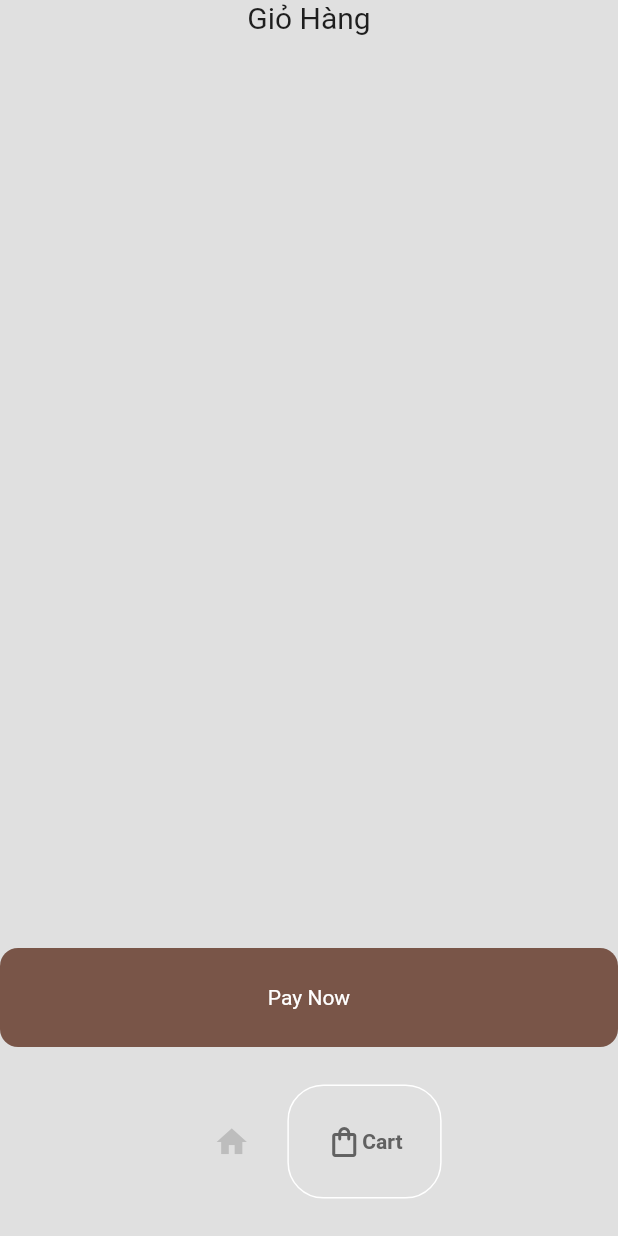
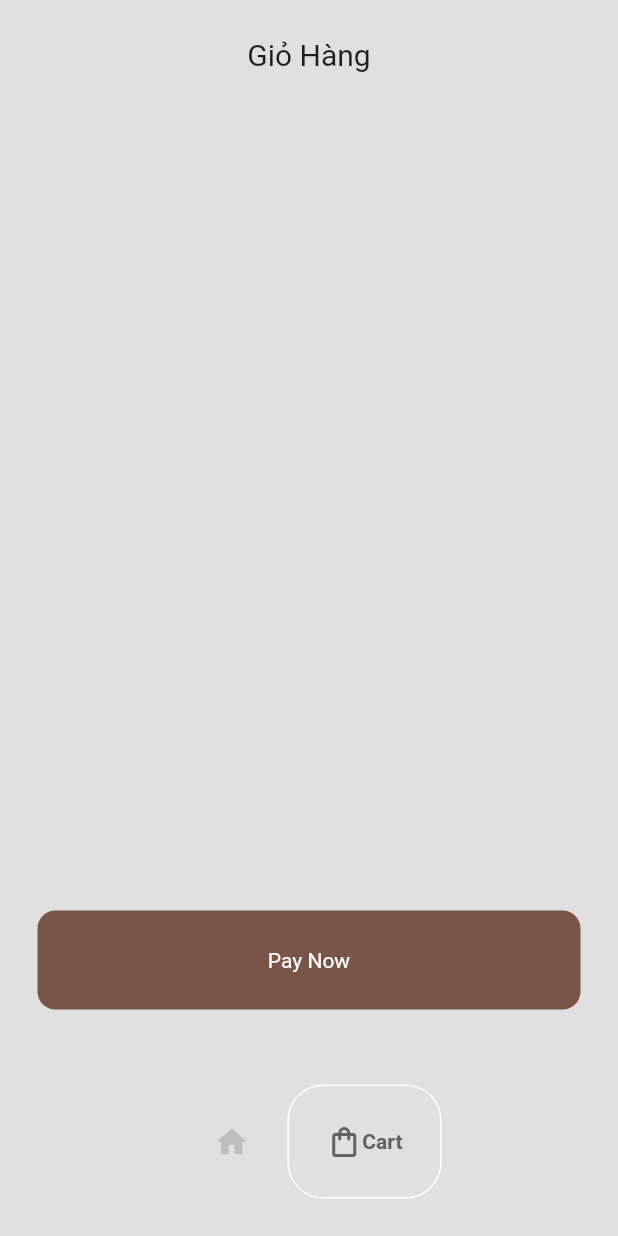
Before and after one commit to huynhngochiu0201/coffee_shop, a Flutter app: the screen it shows after launch, item 2 of the bottom bar chosen, on a phone screen of 412 x 824 dp. Run offline on Flutter 3.47's test engine with Material 2 defaults, Android fonts, the phone set to English and light mode, and no system bars; drawn by our look-alikes of google_nav_bar.

Commit message:
Thong Báo

```diff
--- a/lib/pages/cart_page.dart
+++ b/lib/pages/cart_page.dart
@@ -20,13 +20,16 @@ class _CartPageState extends State<CartPage> {
   @override
   Widget build(BuildContext context) {
     return Consumer<CoffeShop>(
-      builder: (context, value, child) => SafeArea(
+      builder: (context, value, child) => Padding(
+        padding: const EdgeInsets.all(25.0),
+        child: SafeArea(
           child: Column(
             children: [
               Text(
                 'Giỏ Hàng',
                 style: TextStyle(fontSize: 20.0, fontWeight: FontWeight.w400),
               ),
+              const SizedBox(height: 12.0,),
               Expanded(
                 child: ListView.builder(
                   itemCount: value.userCart.length,
@@ -59,6 +62,7 @@ class _CartPageState extends State<CartPage> {
             ],
           ),
         ),
+      ),
     );
   }
 }
--- a/lib/pages/shop_page.dart
+++ b/lib/pages/shop_page.dart
@@ -1,4 +1,3 @@
-import 'dart:js_util';
 import 'package:coffee_shop_futter/components/coffe_tile.dart';
 import 'package:coffee_shop_futter/models/coffe.dart';
 import 'package:coffee_shop_futter/models/coffe_shop.dart';
@@ -17,9 +16,7 @@ class _ShopPageState extends State<ShopPage> {
     Provider.of<CoffeShop>(context, listen: false).addItemToCart(coffe);
 
 
-    // showDialog(context: context, builder: (context) => AboutDialog(
-    //   title:  Text("Đã thêm cào giỏ hàng"),
-    // ),);
+   showDialog(context: context, builder: (context) => const AlertDialog(title: Text('Them vao gio hang thanh cong'),));
   }
 
   @override
```
Lines whose indentation alone changed are shown as unchanged.
